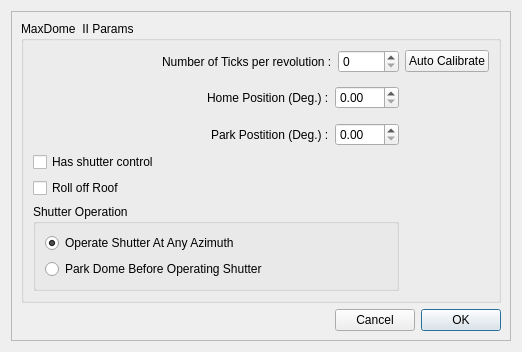
Qt form maxdomeII.ui (rpineau/maxdomeII) before a commit.
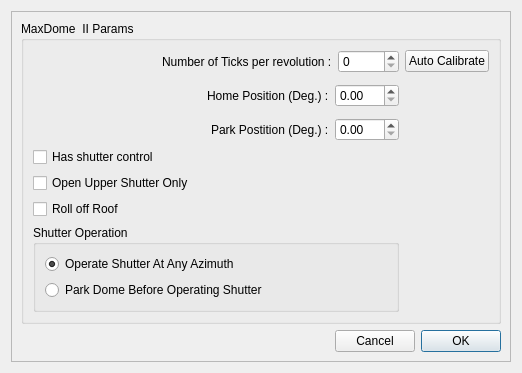
The same form after that commit. Custom widgets are drawn as their Qt base class.

Commit message: Added support for upper shutter open only.

```diff
--- a/maxdomeII.ui
+++ b/maxdomeII.ui
@@ -7,7 +7,7 @@
     <x>0</x>
     <y>0</y>
     <width>522</width>
-    <height>352</height>
+    <height>373</height>
    </rect>
   </property>
   <property name="windowTitle">
@@ -66,6 +66,13 @@
          <string>MaxDome  II Params</string>
         </property>
         <layout class="QGridLayout" name="gridLayout_2">
+         <item row="11" column="0">
+          <widget class="QCheckBox" name="isRoolOffRoof">
+           <property name="text">
+            <string>Roll off Roof</string>
+           </property>
+          </widget>
+         </item>
          <item row="5" column="0" rowspan="2">
           <layout class="QHBoxLayout" name="horizontalLayout_2">
            <item>
@@ -104,7 +111,7 @@
            </property>
           </widget>
          </item>
-         <item row="11" column="0">
+         <item row="12" column="0">
           <widget class="QGroupBox" name="groupBoxShutter">
            <property name="title">
             <string>Shutter Operation</string>
@@ -200,9 +207,9 @@
           </layout>
          </item>
          <item row="10" column="0">
-          <widget class="QCheckBox" name="isRoolOffRoof">
+          <widget class="QCheckBox" name="openUpperShutterOnly">
            <property name="text">
-            <string>Roll off Roof</string>
+            <string>Open Upper Shutter Only</string>
            </property>
           </widget>
          </item>
```
Left out of the diff: 1 changed line with no effect on the pictures. The commit also changes 2 other files.
